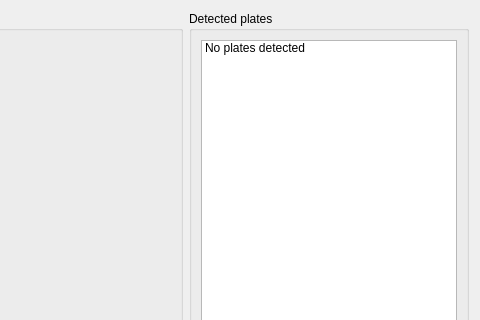
This is mainwindow.ui in Flawededge/OpenCV_Python as Qt 5 draws it before an edit; both pictures show x 467 to 947 and y 0 to 320 of the 947 by 678 pixel window. The edited form follows.
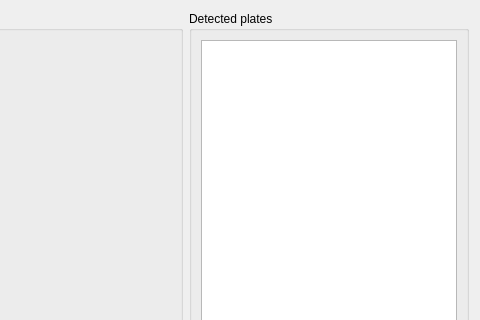
This is the edited form.

Commit message: Addec clear butotn

What changed in the file:
```diff
--- a/mainwindow.ui
+++ b/mainwindow.ui
@@ -91,11 +91,6 @@
             <height>0</height>
            </size>
           </property>
-          <item>
-           <property name="text">
-            <string>No plates detected</string>
-           </property>
-          </item>
          </widget>
         </item>
        </layout>
```
The commit also changes 2 other files.
